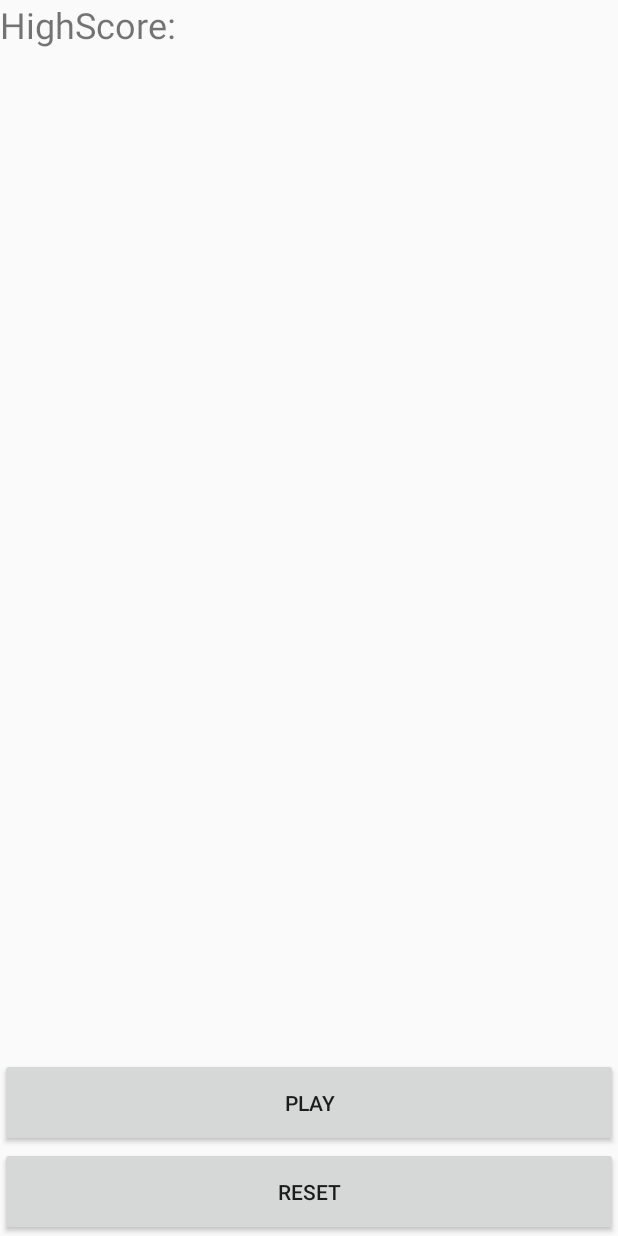
After one commit to piyushagrawal31/android-tutorial, an Android app: the layout shared_pref_main.xml on its own in the app's theme, with its tools: preview values and no code run, on a phone screen of 412 x 824 dp. The commit adds this screen. Run offline under Robolectric (Android 15) with nearby library versions, the phone set to English and light mode, and no system bars.

Commit message:
Added example of Shared Preference

```diff
--- /dev/null
+++ b/app/src/main/res/layout/shared_pref_main.xml
@@ -0,0 +1,48 @@
+<?xml version="1.0" encoding="utf-8"?>
+<RelativeLayout xmlns:android="http://schemas.android.com/apk/res/android"
+    android:layout_width="match_parent"
+    android:layout_height="match_parent" >
+
+    <TextView
+        android:id="@+id/high_score_label"
+        android:layout_width="wrap_content"
+        android:layout_height="wrap_content"
+        android:text="@string/highscore_string"
+        android:textSize="24sp" />
+
+    <TextView
+        android:id="@+id/high_score_text"
+        android:layout_width="wrap_content"
+        android:layout_height="wrap_content"
+        android:layout_alignTop="@id/high_score_label"
+        android:layout_toRightOf="@id/high_score_label"
+        android:textSize="24sp" />
+
+    <TextView
+        android:id="@+id/game_score_text"
+        android:layout_width="match_parent"
+        android:layout_height="wrap_content"
+        android:layout_centerInParent="true"
+        android:gravity="center"
+        android:textSize="50sp" />
+
+    <Button
+        android:id="@+id/reset_button"
+        android:layout_width="match_parent"
+        android:layout_height="wrap_content"
+        android:layout_alignParentBottom="true"
+        android:layout_gravity="bottom"
+        android:padding="20dp"
+        android:text="@string/reset_string" >
+    </Button>
+
+    <Button
+        android:id="@+id/play_button"
+        android:layout_width="match_parent"
+        android:layout_height="wrap_content"
+        android:layout_above="@id/reset_button"
+        android:padding="20dp"
+        android:text="@string/play_string" >
+    </Button>
+
+</RelativeLayout>
--- a/app/src/main/res/values/strings.xml
+++ b/app/src/main/res/values/strings.xml
@@ -10,4 +10,10 @@
 
     <string name="action_settings">Settings</string>
     <string name="title_activity_simple_threading_example">SimpleThreadingExampleActivity</string>
+
+    <string name="title_shared_pref_activity">DataManagementSharedPreference</string>
+    <string name="play_string">Play</string>
+    <string name="highscore_string">&quot;HighScore: &quot;</string>
+    <string name="reset_string">Reset</string>
+
 </resources>
```
Also changed, not shown: app/src/main/AndroidManifest.xml (+10 -0 lines), app/src/main/java/com/pstech/tutorials/storage/DataManagementSharedPreference.java (added, +65 -0 lines).
